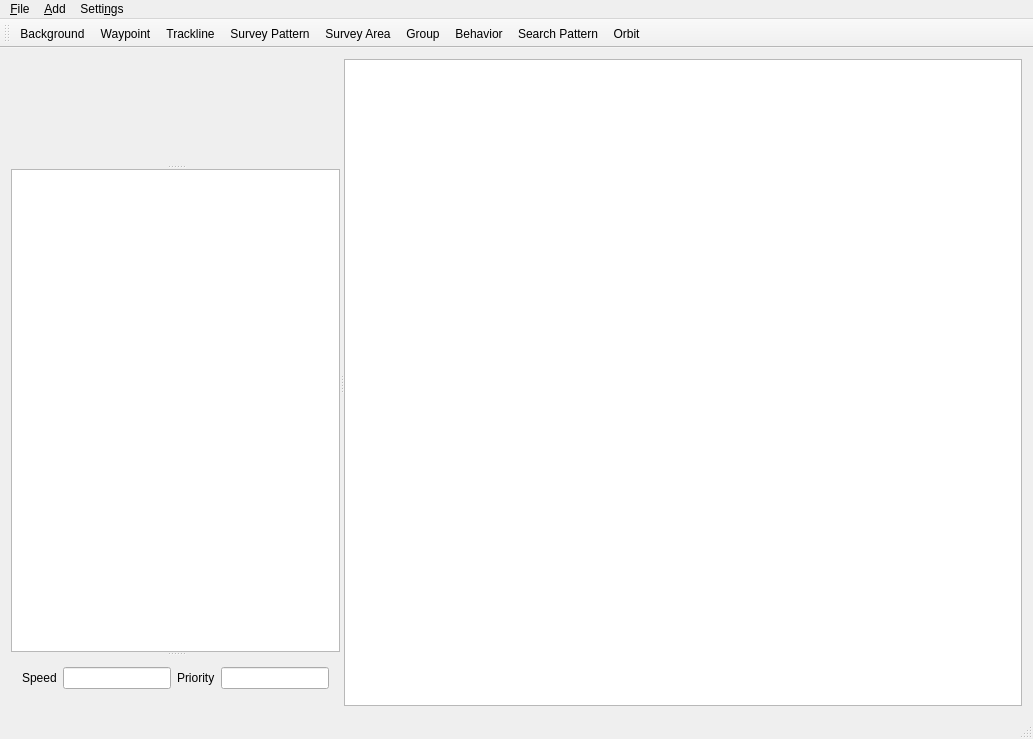
This is src/mainwindow.ui in rolker/camp as Qt 5 draws it before an edit. The edited form follows.
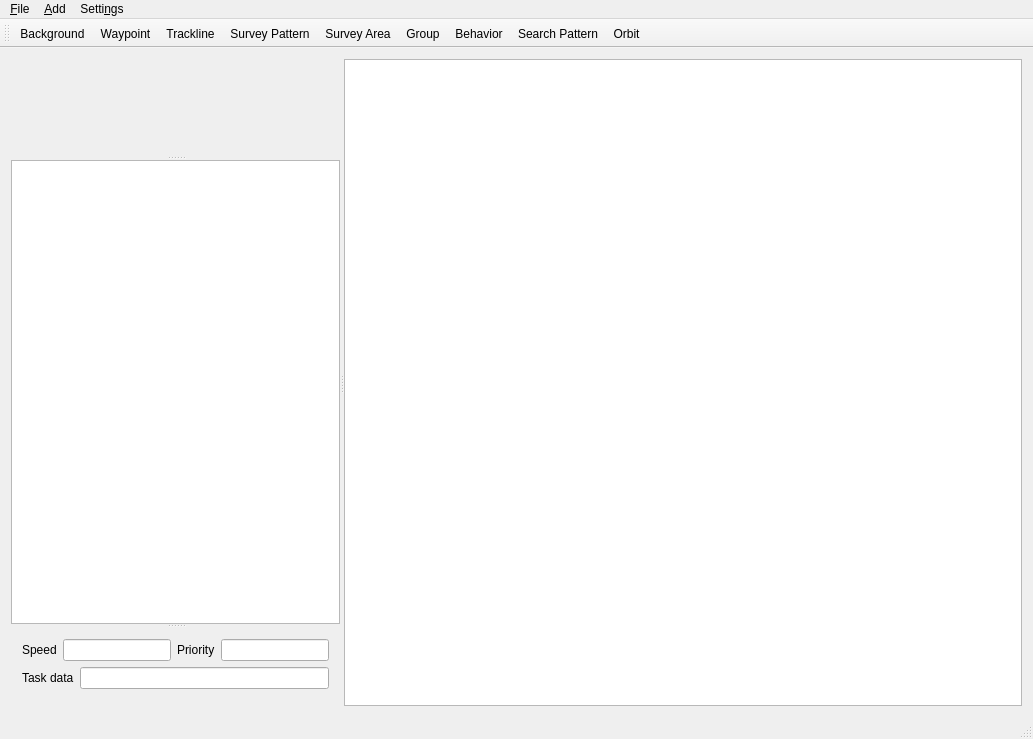
This is the edited form. Icons and pictures are not drawn. Custom widgets are drawn as their Qt base class.

Commit message: Add task data

Diff of the .ui file:
```diff
--- a/src/mainwindow.ui
+++ b/src/mainwindow.ui
@@ -126,6 +126,20 @@
             </item>
            </layout>
           </item>
+          <item>
+           <layout class="QHBoxLayout" name="taskDataHorizontalLayout">
+            <item>
+             <widget class="QLabel" name="taskDataLabel">
+              <property name="text">
+               <string>Task data</string>
+              </property>
+             </widget>
+            </item>
+            <item>
+             <widget class="QLineEdit" name="taskDataLineEdit"/>
+            </item>
+           </layout>
+          </item>
           <item>
            <widget class="DetailsView" name="detailsView" native="true"/>
           </item>
```
The commit also changes 4 other files.
